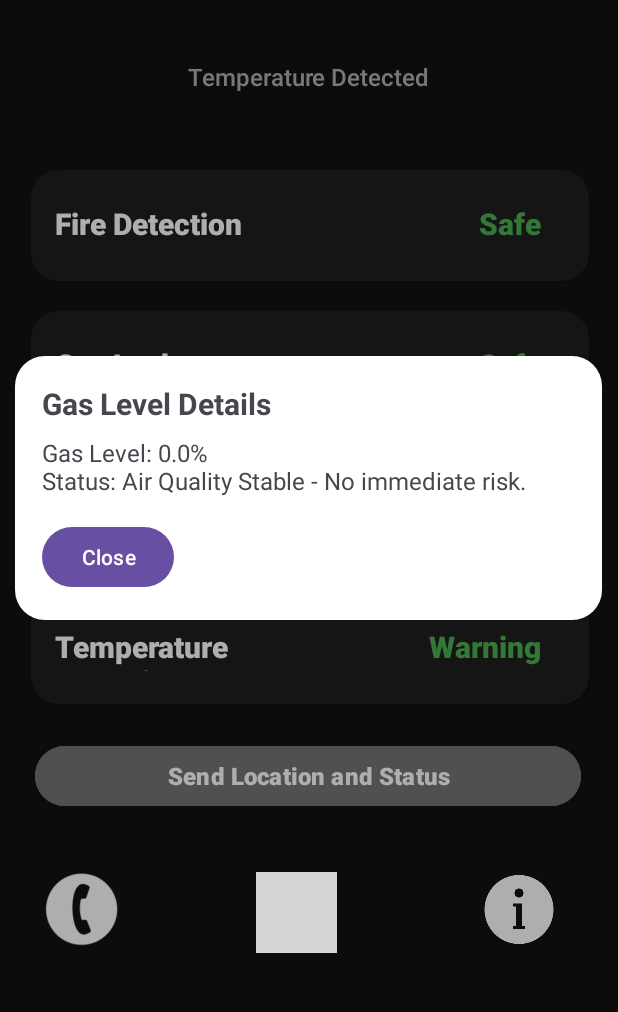
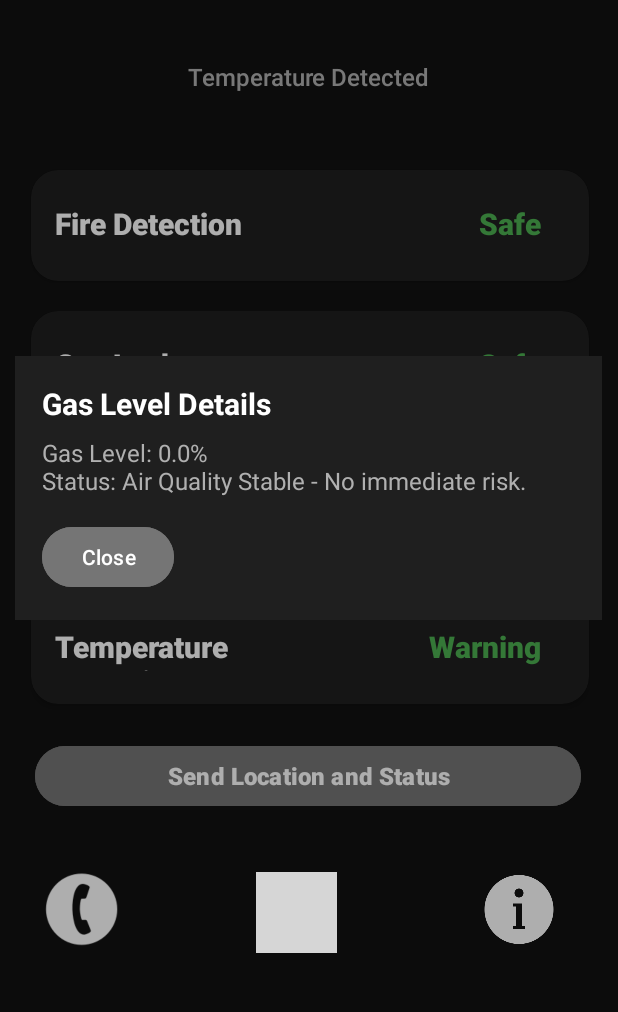
Before and after one commit to AntoOfo/HomeGuard, an Android app: the screen it shows after launch (MainActivity), after a tap on "Gas Leak", on a phone screen of 412 x 824 dp, the part 130-1142 px from its top. Run offline under Robolectric (Android 15) with nearby library versions, the light colour scheme and no system bars; our stand-ins replace Firebase (no records; nobody signed in at launch, a user with empty details on screens opened directly); grey boxes are pictures that could not be loaded.

Commit message:
xml changes for dialogs

```diff
--- a/app/src/main/res/layout/dialog_gas_details.xml
+++ b/app/src/main/res/layout/dialog_gas_details.xml
@@ -2,7 +2,7 @@
 <LinearLayout xmlns:android="http://schemas.android.com/apk/res/android"
     android:layout_width="match_parent"
     android:layout_height="wrap_content"
-    android:background="@drawable/dialog_background"
+    android:background="#1F1F1F"
     android:orientation="vertical"
     android:padding="18dp">
 
@@ -13,19 +13,23 @@
         android:layout_marginBottom="8dp"
         android:text="Gas Level Details"
         android:textSize="20sp"
-        android:textStyle="bold" />
+        android:textStyle="bold"
+        android:textColor="#FFFFFF"/>
 
     <TextView
         android:id="@+id/dialogGasMessage"
         android:layout_width="wrap_content"
         android:layout_height="wrap_content"
         android:text="Current gas level: 20%\nStatus: Safe"
-        android:textSize="16sp" />
+        android:textSize="16sp"
+        android:textColor="#B0B0B0"/>
 
     <Button
         android:id="@+id/closeGasBtn"
         android:layout_width="wrap_content"
         android:layout_height="wrap_content"
         android:layout_marginTop="16dp"
-        android:text="Close" />
+        android:text="Close"
+        android:textColor="#FFFFFF"
+        android:backgroundTint="#757575"/>
 </LinearLayout>
```
Also changed, not shown: app/src/main/res/layout/activity_emergency_services.xml (+8 -2 lines), app/src/main/res/layout/dialog_flood_details.xml (+8 -4 lines), app/src/main/res/layout/dialog_temperature_details.xml (+8 -4 lines).
